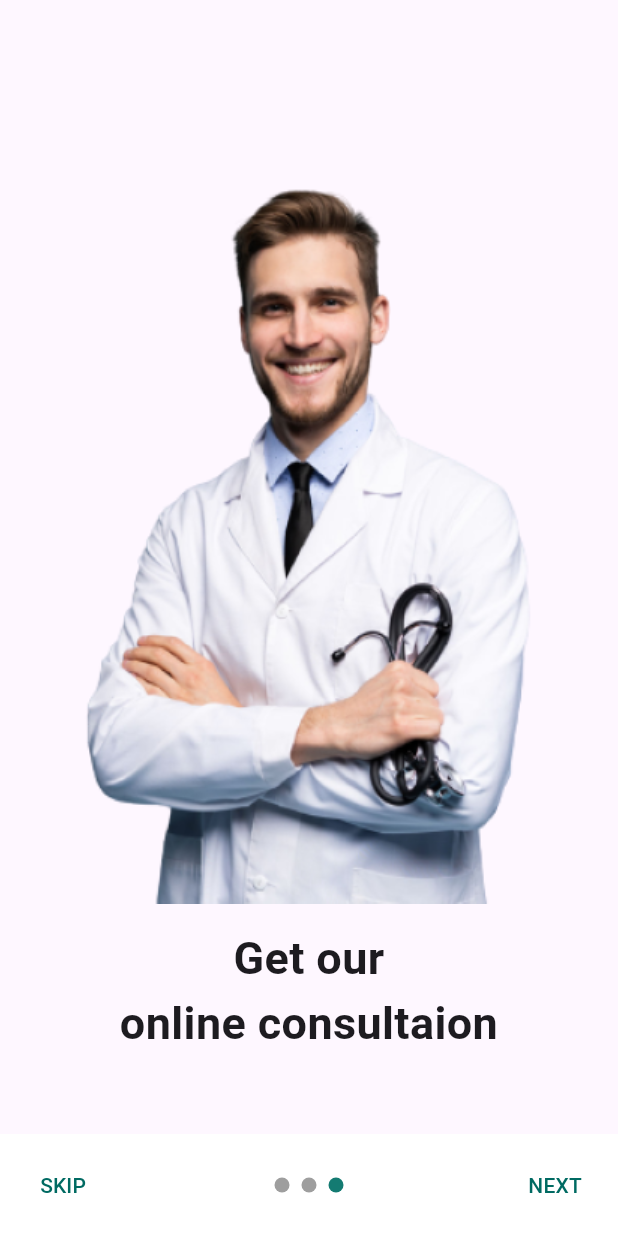
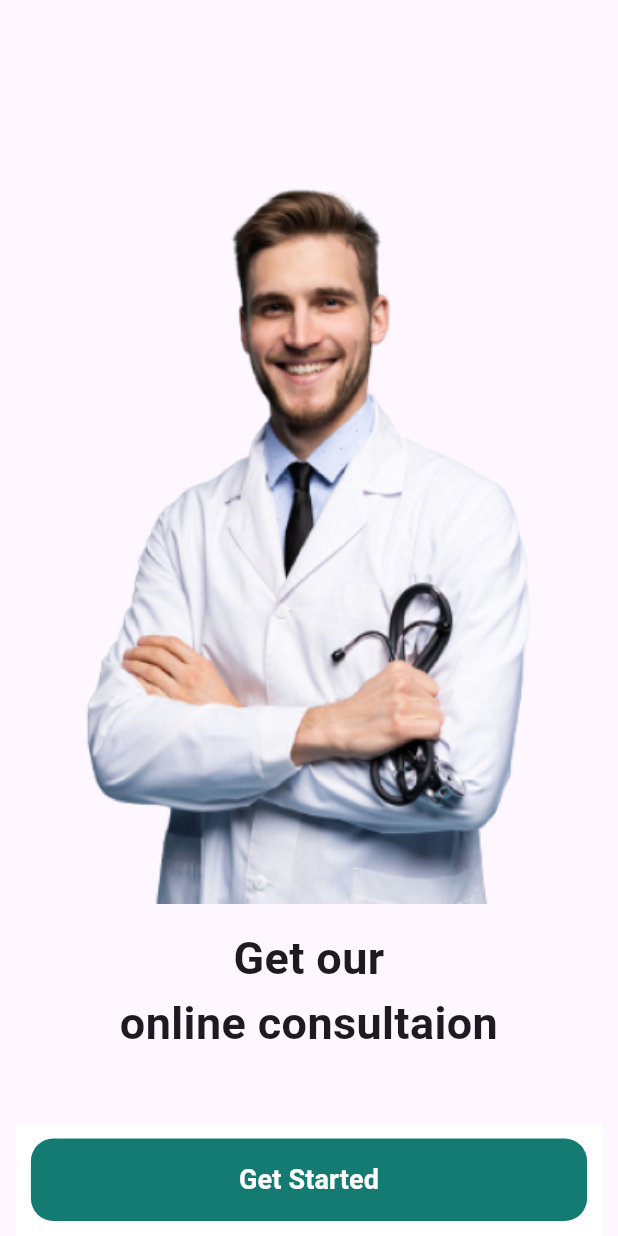
Before and after one commit to samarth-kaul/auth_healthcare_app, a Flutter app: the screen it shows after launch, after a tap on "NEXT", after a tap on "SKIP", on a phone screen of 412 x 824 dp. Run offline on Flutter 3.47's test engine with Material 3 defaults, Android fonts, the phone set to English and light mode, and no system bars; drawn by our look-alikes of smooth_page_indicator; our stand-ins replace flutter_svg, google_sign_in, webview_flutter.

Commit message:
changes made to onboarding screen

```diff
--- a/lib/screens/onboarding_screen1.dart
+++ b/lib/screens/onboarding_screen1.dart
@@ -9,7 +9,7 @@ import 'package:flutter/widgets.dart';
 import 'package:smooth_page_indicator/smooth_page_indicator.dart';
 
 class OnboardingScreen extends StatefulWidget {
-  OnboardingScreen({super.key});
+  const OnboardingScreen({super.key});
 
   @override
   State<OnboardingScreen> createState() => _OnboardingScreenState();
@@ -56,7 +56,7 @@ class _OnboardingScreenState extends State<OnboardingScreen> {
                     count: contents.length,
                     onDotClicked: (index) {
                       pageController.animateToPage(index,
-                          duration: const Duration(milliseconds: 600),
+                          duration: const Duration(milliseconds: 300),
                           curve: Curves.easeIn);
                     },
                     effect: WormEffect(
@@ -67,7 +67,7 @@ class _OnboardingScreenState extends State<OnboardingScreen> {
                   TextButton(
                     onPressed: () {
                       pageController.nextPage(
-                          duration: const Duration(milliseconds: 600),
+                          duration: const Duration(milliseconds: 300),
                           curve: Curves.easeIn);
                     },
                     child: const Text("NEXT"),
@@ -78,6 +78,11 @@ class _OnboardingScreenState extends State<OnboardingScreen> {
       body: Container(
         padding: const EdgeInsets.symmetric(horizontal: 20),
         child: PageView.builder(
+            onPageChanged: (index) {
+              setState(() {
+                isLastPage = contents.length - 1 == index;
+              });
+            },
             itemCount: contents.length,
             controller: pageController,
             itemBuilder: (context, index) {
@@ -103,14 +108,22 @@ class _OnboardingScreenState extends State<OnboardingScreen> {
 
   Widget getStarted() {
     return Container(
-      decoration: BoxDecoration(color: Theme.of(context).primaryColor),
-      width: MediaQuery.of(context).size.width,
+      decoration: BoxDecoration(
+          color: Theme.of(context).primaryColor,
+          borderRadius: BorderRadius.circular(15)),
+      width: MediaQuery.of(context).size.width * 0.9,
       height: 55,
       child: TextButton(
-        onPressed: () {},
+        onPressed: () {
+          Navigator.pushReplacement(
+              context,
+              MaterialPageRoute(
+                  builder: (context) => const OnboardingLoginSignUp()));
+        },
         child: const Text(
           "Get Started",
-          style: TextStyle(),
+          style: TextStyle(
+              fontWeight: FontWeight.bold, color: Colors.white, fontSize: 18),
         ),
       ),
     );
```
